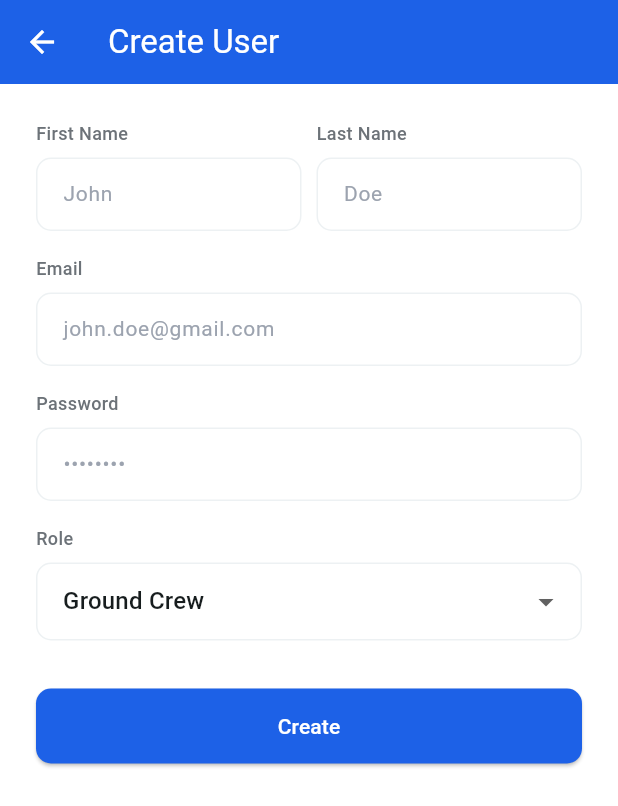
After one commit to aliyansajid/rotorsync-admin, a Flutter app: the HomeScreen screen opened directly, item 2 of the bottom bar chosen, after a tap on the "add" icon, on a phone screen of 412 x 824 dp. The commit adds this screen. Shown: the top 806 px of the screen. Run offline on Flutter 3.47's test engine with Material 3 defaults, Android fonts, the phone set to English and light mode, and no system bars; our stand-ins replace cloud_firestore, firebase_auth, firebase_core; accounts and stored records are empty.

Commit message:
Implemented user management with create, update, and display functionalities.

```diff
--- a/lib/main.dart
+++ b/lib/main.dart
@@ -2,7 +2,7 @@ import 'package:firebase_core/firebase_core.dart';
 import 'package:flutter/foundation.dart';
 import 'package:flutter/material.dart';
 import 'package:rotorsync_admin/config/firebase_config.dart';
-import 'screens/login.dart';
+import 'screens/login_screen.dart';
 
 void main() async {
   WidgetsFlutterBinding.ensureInitialized();
--- /dev/null
+++ b/lib/screens/create_user.dart
@@ -0,0 +1,296 @@
+import 'package:cloud_firestore/cloud_firestore.dart';
+import 'package:flutter/material.dart';
+
+class CreateUserScreen extends StatefulWidget {
+  final String? userId;
+  final Map<String, dynamic>? initialData;
+
+  const CreateUserScreen({this.userId, this.initialData, super.key});
+
+  @override
+  _CreateUserScreenState createState() => _CreateUserScreenState();
+}
+
+class _CreateUserScreenState extends State<CreateUserScreen> {
+  final GlobalKey<FormState> _formKey = GlobalKey<FormState>();
+  final TextEditingController _firstNameController = TextEditingController();
+  final TextEditingController _lastNameController = TextEditingController();
+  final TextEditingController _emailController = TextEditingController();
+  final TextEditingController _passwordController = TextEditingController();
+  final FocusNode _firstNameFocusNode = FocusNode();
+  final FocusNode _lastNameFocusNode = FocusNode();
+  final FocusNode _emailFocusNode = FocusNode();
+  final FocusNode _passwordFocusNode = FocusNode();
+  String _role = 'Ground Crew';
+  bool _isLoading = false;
+
+  @override
+  void initState() {
+    super.initState();
+    if (widget.initialData != null) {
+      final data = widget.initialData!;
+      _firstNameController.text = data['firstName'] ?? '';
+      _lastNameController.text = data['lastName'] ?? '';
+      _emailController.text = data['email'] ?? '';
+      _role = data['role'] ?? 'Ground Crew';
+    }
+  }
+
+  Future<void> _submitForm() async {
+    if (!_formKey.currentState!.validate()) return;
+
+    setState(() {
+      _isLoading = true;
+    });
+
+    final userData = {
+      'firstName': _firstNameController.text.trim(),
+      'lastName': _lastNameController.text.trim(),
+      'email': _emailController.text.trim(),
+      'role': _role,
+      'createdAt': FieldValue.serverTimestamp(),
+    };
+
+    try {
+      if (widget.userId != null) {
+        await FirebaseFirestore.instance
+            .collection('users')
+            .doc(widget.userId)
+            .update(userData);
+      } else {
+        await FirebaseFirestore.instance.collection('users').add(userData);
+      }
+      Navigator.pop(context);
+      ScaffoldMessenger.of(context).showSnackBar(
+        const SnackBar(content: Text("User saved successfully.")),
+      );
+    } catch (e) {
+      ScaffoldMessenger.of(context).showSnackBar(
+        SnackBar(content: Text("Failed to save user: $e")),
+      );
+    } finally {
+      setState(() {
+        _isLoading = false;
+      });
+    }
+  }
+
+  @override
+  Widget build(BuildContext context) {
+    return GestureDetector(
+      onTap: () {
+        FocusScope.of(context).unfocus();
+      },
+      child: Scaffold(
+        backgroundColor: Colors.white,
+        appBar: AppBar(
+          title: Text(widget.userId != null ? "Edit User" : "Create User"),
+          backgroundColor: const Color(0xFF1D61E7),
+          foregroundColor: Colors.white,
+        ),
+        body: SingleChildScrollView(
+          child: Padding(
+            padding: const EdgeInsets.all(24.0),
+            child: Form(
+              key: _formKey,
+              child: Column(
+                crossAxisAlignment: CrossAxisAlignment.start,
+                children: [
+                  Row(
+                    children: [
+                      Expanded(
+                        child: Column(
+                          crossAxisAlignment: CrossAxisAlignment.start,
+                          children: [
+                            _buildLabel("First Name"),
+                            const SizedBox(height: 8),
+                            _buildInputField(
+                              controller: _firstNameController,
+                              hintText: "John",
+                              focusNode: _firstNameFocusNode,
+                            ),
+                          ],
+                        ),
+                      ),
+                      const SizedBox(width: 10),
+                      Expanded(
+                        child: Column(
+                          crossAxisAlignment: CrossAxisAlignment.start,
+                          children: [
+                            _buildLabel("Last Name"),
+                            const SizedBox(height: 8),
+                            _buildInputField(
+                              controller: _lastNameController,
+                              hintText: "Doe",
+                              focusNode: _lastNameFocusNode,
+                            ),
+                          ],
+                        ),
+                      ),
+                    ],
+                  ),
+                  const SizedBox(height: 16),
+                  _buildLabel("Email"),
+                  const SizedBox(height: 8),
+                  _buildInputField(
+                    controller: _emailController,
+                    hintText: "john.doe@gmail.com",
+                    focusNode: _emailFocusNode,
+                    keyboardType: TextInputType.emailAddress,
+                  ),
+                  const SizedBox(height: 16),
+                  if (widget.userId == null)
+                    Column(
+                      crossAxisAlignment: CrossAxisAlignment.start,
+                      children: [
+                        _buildLabel("Password"),
+                        const SizedBox(height: 8),
+                        _buildInputField(
+                          controller: _passwordController,
+                          hintText: "••••••••",
+                          focusNode: _passwordFocusNode,
+                          isPassword: true,
+                        ),
+                        const SizedBox(height: 16),
+                      ],
+                    ),
+                  _buildLabel("Role"),
+                  const SizedBox(height: 8),
+                  DropdownButtonFormField<String>(
+                    value: _role,
+                    items: const [
+                      DropdownMenuItem(
+                          value: 'Ground Crew', child: Text('Ground Crew')),
+                      DropdownMenuItem(value: 'Pilot', child: Text('Pilot')),
+                    ],
+                    onChanged: (value) {
+                      if (value != null) setState(() => _role = value);
+                    },
+                    decoration: _buildInputDecoration(),
+                  ),
+                  const SizedBox(height: 32),
+                  SizedBox(
+                    width: double.infinity,
+                    height: 50,
+                    child: ElevatedButton(
+                      style: ElevatedButton.styleFrom(
+                        shape: RoundedRectangleBorder(
+                          borderRadius: BorderRadius.circular(10),
+                        ),
+                        backgroundColor: const Color(0xFF1D61E7),
+                      ),
+                      onPressed: _isLoading ? null : _submitForm,
+                      child: _isLoading
+                          ? const SizedBox(
+                              width: 24,
+                              height: 24,
+                              child: CircularProgressIndicator(
+                                color: Colors.white,
+                                strokeWidth: 2,
+                              ),
+                            )
+                          : Text(
+                              widget.userId != null ? "Update" : "Create",
+                              style: const TextStyle(
+                                fontSize: 14,
+                                fontWeight: FontWeight.w500,
+                                color: Colors.white,
+                              ),
+                            ),
+                    ),
+                  ),
+                ],
+              ),
+            ),
+          ),
+        ),
+      ),
+    );
+  }
+
+  Widget _buildLabel(String labelText) {
+    return Text(
+      labelText,
+      style: const TextStyle(
+        fontSize: 12,
+        fontWeight: FontWeight.w500,
+        color: Color(0xFF6C7278),
+      ),
+    );
+  }
+
+  Widget _buildInputField({
+    required TextEditingController controller,
+    required String hintText,
+    FocusNode? focusNode,
+    TextInputType keyboardType = TextInputType.text,
+    bool isPassword = false,
+  }) {
+    return TextFormField(
+      controller: controller,
+      focusNode: focusNode,
+      obscureText: isPassword,
+      keyboardType: keyboardType,
+      validator: (value) {
+        if (value == null || value.isEmpty) {
+          return "This field is required.";
+        }
+        return null;
+      },
+      cursorColor: Colors.black,
+      decoration: _buildInputDecoration(hintText),
+      style: const TextStyle(
+        fontSize: 14,
+        color: Color(0xFF1A1C1E),
+      ),
+    );
+  }
+
+  InputDecoration _buildInputDecoration([String hintText = ""]) {
+    return InputDecoration(
+      hintText: hintText,
+      hintStyle: const TextStyle(
+        color: Color(0xFF9CA3AF),
+        fontSize: 14,
+      ),
+      filled: true,
+      fillColor: Colors.white,
+      border: OutlineInputBorder(
+        borderRadius: BorderRadius.circular(10),
+        borderSide: const BorderSide(
+          color: Color(0xFFEDF1F3),
+        ),
+      ),
+      enabledBorder: OutlineInputBorder(
+        borderRadius: BorderRadius.circular(10),
+        borderSide: const BorderSide(
+          color: Color(0xFFEDF1F3),
+        ),
+      ),
+      focusedBorder: OutlineInputBorder(
+        borderRadius: BorderRadius.circular(10),
+        borderSide: const BorderSide(
+          color: Color(0xFF1D61E7),
+          width: 2,
+        ),
+      ),
+      errorBorder: OutlineInputBorder(
+        borderRadius: BorderRadius.circular(10),
+        borderSide: const BorderSide(
+          color: Colors.red,
+        ),
+      ),
+      focusedErrorBorder: OutlineInputBorder(
+        borderRadius: BorderRadius.circular(10),
+        borderSide: const BorderSide(
+          color: Colors.red,
+          width: 2,
+        ),
+      ),
+      contentPadding: const EdgeInsets.symmetric(
+        horizontal: 14,
+        vertical: 14,
+      ),
+    );
+  }
+}
--- /dev/null
+++ b/lib/screens/home_screen.dart
@@ -0,0 +1,50 @@
+import 'package:flutter/material.dart';
+import 'users_screen.dart';
+
+class HomeScreen extends StatefulWidget {
+  const HomeScreen({super.key});
+
+  @override
+  _HomeScreenState createState() => _HomeScreenState();
+}
+
+class _HomeScreenState extends State<HomeScreen> {
+  int _selectedIndex = 0;
+
+  final List<Widget> _screens = [
+    const Center(child: Text('Home Screen', style: TextStyle(fontSize: 20))),
+    const UsersScreen(),
+    const Center(child: Text('Sensors Screen', style: TextStyle(fontSize: 20))),
+    const Center(child: Text('Topics Screen', style: TextStyle(fontSize: 20))),
+    const Center(
+        child: Text('Settings Screen', style: TextStyle(fontSize: 20))),
+  ];
+
+  void _onItemTapped(int index) {
+    setState(() {
+      _selectedIndex = index;
+    });
+  }
+
+  @override
+  Widget build(BuildContext context) {
+    return Scaffold(
+      body: _screens[_selectedIndex],
+      bottomNavigationBar: BottomNavigationBar(
+        currentIndex: _selectedIndex,
+        onTap: _onItemTapped,
+        type: BottomNavigationBarType.fixed,
+        selectedItemColor: const Color(0xFF1D61E7),
+        unselectedItemColor: Colors.grey,
+        items: const [
+          BottomNavigationBarItem(icon: Icon(Icons.home), label: 'Home'),
+          BottomNavigationBarItem(icon: Icon(Icons.people), label: 'Users'),
+          BottomNavigationBarItem(icon: Icon(Icons.sensors), label: 'Sensors'),
+          BottomNavigationBarItem(icon: Icon(Icons.topic), label: 'Topics'),
+          BottomNavigationBarItem(
+              icon: Icon(Icons.settings), label: 'Settings'),
+        ],
+      ),
+    );
+  }
+}
--- a/lib/screens/login.dart
+++ b/lib/screens/login_screen.dart
@@ -1,6 +1,6 @@
 import 'package:flutter/material.dart';
 import 'package:firebase_auth/firebase_auth.dart';
-import 'package:rotorsync_admin/screens/home.dart';
+import 'package:rotorsync_admin/screens/home_screen.dart';
 
 class LoginScreen extends StatefulWidget {
   const LoginScreen({super.key});
@@ -103,7 +103,7 @@ class LoginScreenState extends State<LoginScreen> {
                             "Log in to your account",
                             style: TextStyle(
                               fontSize: 16,
-                              color: Colors.black54,
+                              color: Colors.grey,
                             ),
                           ),
                         ],
@@ -114,7 +114,7 @@ class LoginScreenState extends State<LoginScreen> {
                     const SizedBox(height: 8),
                     _buildInputField(
                       controller: _emailController,
-                      hintText: "john@gmail.com",
+                      hintText: "john.doe@example.com",
                       focusNode: _emailFocusNode,
                       keyboardType: TextInputType.emailAddress,
                       validator: (value) {
--- /dev/null
+++ b/lib/screens/users_screen.dart
@@ -0,0 +1,183 @@
+import 'package:cloud_firestore/cloud_firestore.dart';
+import 'package:flutter/material.dart';
+import 'create_user.dart';
+
+class UsersScreen extends StatefulWidget {
+  const UsersScreen({super.key});
+
+  @override
+  _UsersScreenState createState() => _UsersScreenState();
+}
+
+class _UsersScreenState extends State<UsersScreen> {
+  Set<String> selectedUsers = {}; // Store selected user IDs
+
+  void _toggleSelection(String userId) {
+    setState(() {
+      final updatedSelection = Set<String>.from(selectedUsers);
+      if (updatedSelection.contains(userId)) {
+        updatedSelection.remove(userId);
+      } else {
+        updatedSelection.add(userId);
+      }
+      selectedUsers = updatedSelection; // Assign updated selection
+    });
+  }
+
+  Future<void> deleteUsers() async {
+    for (var userId in selectedUsers) {
+      await FirebaseFirestore.instance.collection('users').doc(userId).delete();
+    }
+    setState(() {
+      selectedUsers.clear();
+    });
+    ScaffoldMessenger.of(context).showSnackBar(
+      const SnackBar(content: Text("User deleted successfully.")),
+    );
+  }
+
+  void _editUser(String userId) async {
+    DocumentSnapshot userDoc =
+        await FirebaseFirestore.instance.collection('users').doc(userId).get();
+
+    if (userDoc.exists) {
+      Map<String, dynamic> userData = userDoc.data() as Map<String, dynamic>;
+
+      Navigator.push(
+        context,
+        MaterialPageRoute(
+          builder: (context) => CreateUserScreen(
+            userId: userId,
+            initialData: userData,
+          ),
+        ),
+      );
+    }
+  }
+
+  @override
+  Widget build(BuildContext context) {
+    return Scaffold(
+      appBar: selectedUsers.isNotEmpty
+          ? AppBar(
+              backgroundColor: const Color(0xFF1D61E7),
+              title: Text("${selectedUsers.length} selected",
+                  style: const TextStyle(color: Colors.white)),
+              leading: IconButton(
+                icon: const Icon(Icons.arrow_back, color: Colors.white),
+                onPressed: () {
+                  setState(() {
+                    selectedUsers.clear();
+                  });
+                },
+              ),
+              actions: [
+                IconButton(
+                  icon: const Icon(Icons.delete, color: Colors.white),
+                  onPressed: deleteUsers,
+                ),
+              ],
+            )
+          : AppBar(
+              backgroundColor: const Color(0xFF1D61E7),
+              title: const Text("Users", style: TextStyle(color: Colors.white)),
+            ),
+      body: StreamBuilder<QuerySnapshot>(
+        stream: FirebaseFirestore.instance.collection('users').snapshots(),
+        builder: (context, snapshot) {
+          if (snapshot.connectionState == ConnectionState.waiting) {
+            return const Center(child: CircularProgressIndicator());
+          }
+
+          if (!snapshot.hasData || snapshot.data!.docs.isEmpty) {
+            return const Center(child: Text("No users found."));
+          }
+
+          final users = snapshot.data!.docs;
+
+          return ListView.separated(
+            padding: const EdgeInsets.only(top: 8.0),
+            itemCount: users.length,
+            separatorBuilder: (context, index) => const Divider(
+                height: 1, thickness: 0.5, indent: 75, endIndent: 16),
+            itemBuilder: (context, index) {
+              final user = users[index];
+              final String userId = user.id;
+              final String firstName = user['firstName'] ?? '';
+              final String lastName = user['lastName'] ?? '';
+              final String fullName = "$firstName $lastName".trim();
+              final String initials =
+                  "${firstName.isNotEmpty ? firstName[0] : ''}${lastName.isNotEmpty ? lastName[0] : ''}"
+                      .toUpperCase();
+
+              return StatefulBuilder(
+                builder: (context, setStateItem) {
+                  final bool isSelected = selectedUsers.contains(userId);
+
+                  return GestureDetector(
+                    onLongPress: () => _toggleSelection(userId),
+                    onTap: selectedUsers.isNotEmpty
+                        ? () => _toggleSelection(userId)
+                        : null,
+                    child: Container(
+                      color: isSelected
+                          ? const Color(0xFF1D61E7).withOpacity(0.1)
+                          : Colors.transparent,
+                      child: ListTile(
+                        contentPadding: const EdgeInsets.symmetric(
+                            horizontal: 16.0, vertical: 4.0),
+                        leading: CircleAvatar(
+                          backgroundColor: isSelected
+                              ? const Color(0xFF1D61E7)
+                              : const Color(0xFF1D61E7),
+                          radius: 28,
+                          child: isSelected
+                              ? const Icon(Icons.check, color: Colors.white)
+                              : Text(
+                                  initials.isNotEmpty ? initials : "?",
+                                  style: const TextStyle(
+                                    color: Colors.white,
+                                    fontWeight: FontWeight.bold,
+                                    fontSize: 18,
+                                  ),
+                                ),
+                        ),
+                        title: Text(
+                          fullName.isNotEmpty ? fullName : "Unnamed User",
+                          style: const TextStyle(
+                              fontSize: 16, fontWeight: FontWeight.bold),
+                        ),
+                        subtitle: Text(
+                          user['email'] ?? "No Email",
+                          style:
+                              const TextStyle(fontSize: 14, color: Colors.grey),
+                        ),
+                        trailing: IconButton(
+                          icon:
+                              const Icon(Icons.edit, color: Color(0xFF1D61E7)),
+                          onPressed: () {
+                            _editUser(userId);
+                          },
+                        ),
+                      ),
+                    ),
+                  );
+                },
+              );
+            },
+          );
+        },
+      ),
+      floatingActionButton: FloatingActionButton(
+        backgroundColor: const Color(0xFF1D61E7),
+        onPressed: () {
+          Navigator.push(
+            context,
+            MaterialPageRoute(builder: (context) => const CreateUserScreen()),
+          );
+        },
+        child: const Icon(Icons.add, color: Colors.white),
+      ),
+    );
+  }
+}
```
Also changed, not shown: lib/screens/home.dart (deleted, +0 -20 lines).
